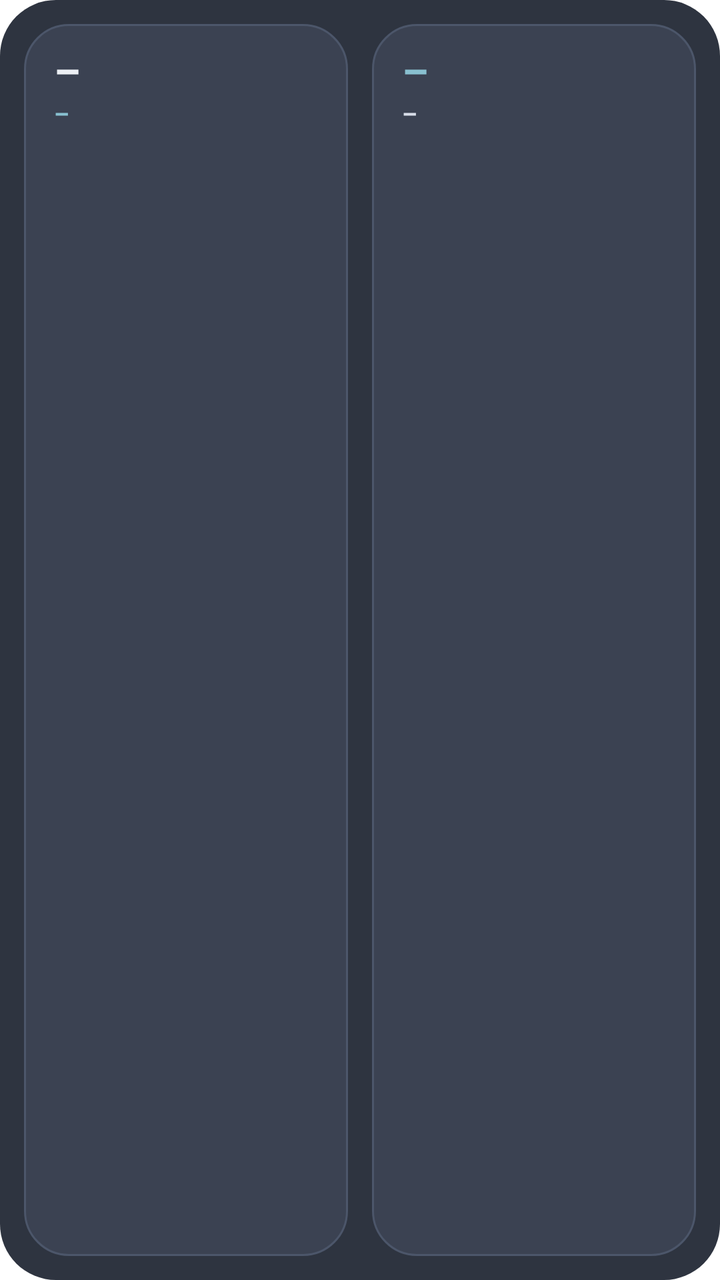
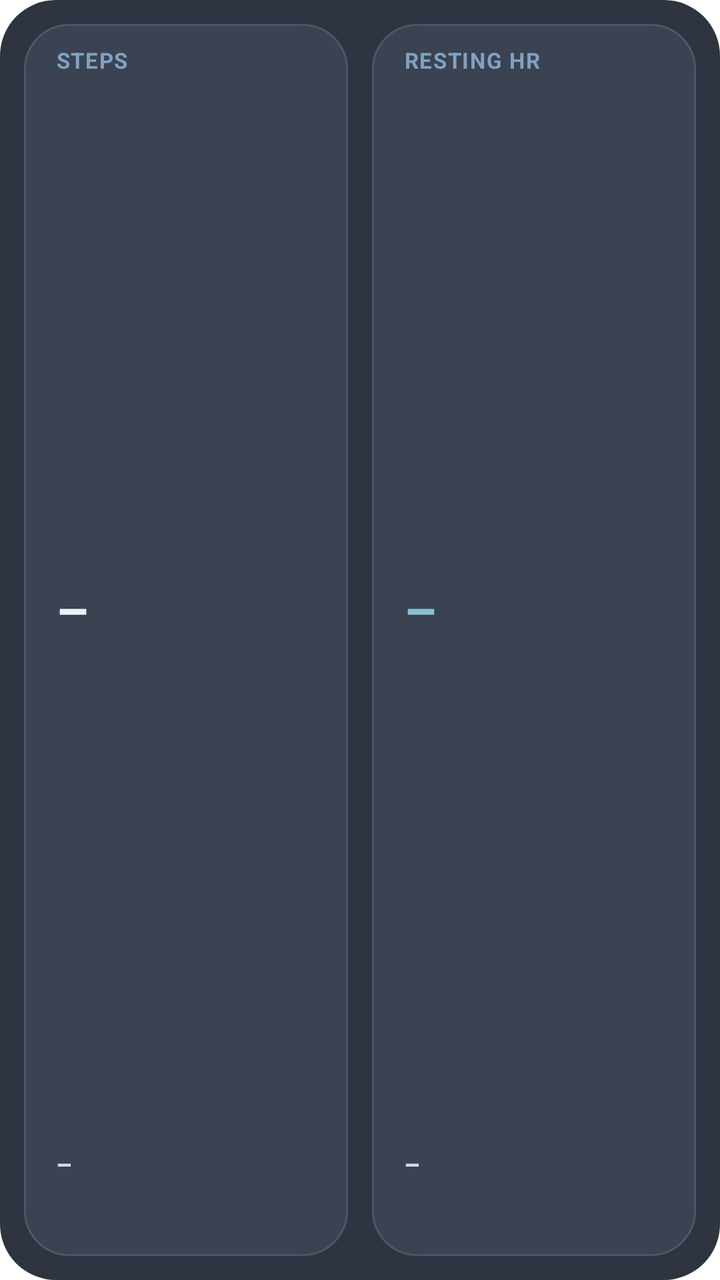

Before-and-after screenshots of an Android layout around one commit, followed by the original layout XML and the change that was made.
<!-- AndroidManifest.xml: fallback theme Theme.MaterialComponents.DayNight.NoActionBar -->
<!-- res/layout/widget_health_hub.xml -->
<?xml version="1.0" encoding="utf-8"?>
<LinearLayout xmlns:android="http://schemas.android.com/apk/res/android"
    android:id="@+id/widget_root"
    android:layout_width="match_parent"
    android:layout_height="match_parent"
    android:background="@drawable/widget_bg"
    android:baselineAligned="false"
    android:orientation="horizontal"
    android:padding="12dp">

    
    <LinearLayout
        android:layout_width="0dp"
        android:layout_height="match_parent"
        android:layout_marginEnd="6dp"
        android:layout_weight="1"
        android:background="@drawable/widget_panel_bg"
        android:orientation="vertical"
        android:paddingStart="15dp"
        android:paddingTop="12dp"
        android:paddingEnd="15dp"
        android:paddingBottom="12dp">

        <TextView
            android:id="@+id/widget_left_main"
            android:layout_width="match_parent"
            android:layout_height="wrap_content"
            android:autoSizeMaxTextSize="22sp"
            android:autoSizeMinTextSize="15sp"
            android:autoSizeStepGranularity="1sp"
            android:autoSizeTextType="uniform"
            android:ellipsize="end"
            android:includeFontPadding="false"
            android:maxLines="1"
            android:text="–"
            android:textColor="#ECEFF4"
            android:textSize="21sp"
            android:textStyle="bold" />

        <TextView
            android:id="@+id/widget_left_sub"
            android:layout_width="match_parent"
            android:layout_height="wrap_content"
            android:layout_marginTop="2dp"
            android:autoSizeMaxTextSize="12.5sp"
            android:autoSizeMinTextSize="10sp"
            android:autoSizeStepGranularity="0.5sp"
            android:autoSizeTextType="uniform"
            android:ellipsize="end"
            android:includeFontPadding="false"
            android:maxLines="1"
            android:text="–"
            android:textColor="#88C0D0"
            android:textSize="12sp"
            android:textStyle="bold" />

        <ImageView
            android:id="@+id/widget_left_chart"
            android:layout_width="match_parent"
            android:layout_height="0dp"
            android:layout_marginTop="8dp"
            android:layout_weight="1"
            android:contentDescription="@null"
            android:scaleType="fitXY" />
    </LinearLayout>

    
    <LinearLayout
        android:layout_width="0dp"
        android:layout_height="match_parent"
        android:layout_marginStart="6dp"
        android:layout_weight="1"
        android:background="@drawable/widget_panel_bg"
        android:orientation="vertical"
        android:paddingStart="15dp"
        android:paddingTop="12dp"
        android:paddingEnd="15dp"
        android:paddingBottom="12dp">

        <TextView
            android:id="@+id/widget_right_main"
            android:layout_width="match_parent"
            android:layout_height="wrap_content"
            android:autoSizeMaxTextSize="22sp"
            android:autoSizeMinTextSize="15sp"
            android:autoSizeStepGranularity="1sp"
            android:autoSizeTextType="uniform"
            android:ellipsize="end"
            android:includeFontPadding="false"
            android:maxLines="1"
            android:text="–"
            android:textColor="#88C0D0"
            android:textSize="21sp"
            android:textStyle="bold" />

        <TextView
            android:id="@+id/widget_right_sub"
            android:layout_width="match_parent"
            android:layout_height="wrap_content"
            android:layout_marginTop="2dp"
            android:autoSizeMaxTextSize="12.5sp"
            android:autoSizeMinTextSize="10sp"
            android:autoSizeStepGranularity="0.5sp"
            android:autoSizeTextType="uniform"
            android:ellipsize="end"
            android:includeFontPadding="false"
            android:maxLines="1"
            android:text="–"
            android:textColor="#D8DEE9"
            android:textSize="12sp"
            android:textStyle="bold" />

        <ImageView
            android:id="@+id/widget_right_chart"
            android:layout_width="match_parent"
            android:layout_height="0dp"
            android:layout_marginTop="8dp"
            android:layout_weight="1"
            android:contentDescription="@null"
            android:scaleType="fitXY" />
    </LinearLayout>
</LinearLayout>
<!-- resources referenced by this layout -->
<resources>
  <!-- drawable widget_bg (drawable) -->
  <?xml version="1.0" encoding="utf-8"?>
  <shape xmlns:android="http://schemas.android.com/apk/res/android"
      android:shape="rectangle">
      
      <solid android:color="#2E3440" />
      <corners android:radius="28dp" />
  </shape>
  <!-- drawable widget_panel_bg (drawable) -->
  <?xml version="1.0" encoding="utf-8"?>
  <shape xmlns:android="http://schemas.android.com/apk/res/android"
      android:shape="rectangle">
      
      <solid android:color="#3B4252" />
      <corners android:radius="22dp" />
      <stroke
          android:width="1dp"
          android:color="#4C566A" />
  </shape>
</resources>

<!-- the commit's change to res/layout/widget_health_hub.xml (unified diff, before → after) -->
@@ -15,51 +15,65 @@
         android:layout_marginEnd="6dp"
         android:layout_weight="1"
         android:background="@drawable/widget_panel_bg"
+        android:gravity="center_vertical"
         android:orientation="vertical"
-        android:paddingStart="15dp"
+        android:paddingStart="16dp"
         android:paddingTop="12dp"
-        android:paddingEnd="15dp"
+        android:paddingEnd="16dp"
         android:paddingBottom="12dp">
+
+        <TextView
+            android:id="@+id/widget_left_label"
+            android:layout_width="match_parent"
+            android:layout_height="wrap_content"
+            android:ellipsize="end"
+            android:includeFontPadding="false"
+            android:letterSpacing="0.05"
+            android:maxLines="1"
+            android:text="STEPS"
+            android:textColor="#81A1C1"
+            android:textSize="11sp"
+            android:textStyle="bold" />
 
         <TextView
             android:id="@+id/widget_left_main"
             android:layout_width="match_parent"
-            android:layout_height="wrap_content"
-            android:autoSizeMaxTextSize="22sp"
-            android:autoSizeMinTextSize="15sp"
+            android:layout_height="0dp"
+            android:layout_weight="1"
+            android:autoSizeMaxTextSize="26sp"
+            android:autoSizeMinTextSize="17sp"
             android:autoSizeStepGranularity="1sp"
             android:autoSizeTextType="uniform"
             android:ellipsize="end"
+            android:gravity="center_vertical"
             android:includeFontPadding="false"
             android:maxLines="1"
             android:text="–"
             android:textColor="#ECEFF4"
-            android:textSize="21sp"
+            android:textSize="25sp"
             android:textStyle="bold" />
 
         <TextView
             android:id="@+id/widget_left_sub"
             android:layout_width="match_parent"
             android:layout_height="wrap_content"
-            android:layout_marginTop="2dp"
-            android:autoSizeMaxTextSize="12.5sp"
-            android:autoSizeMinTextSize="10sp"
+            android:autoSizeMaxTextSize="13sp"
+            android:autoSizeMinTextSize="10.5sp"
             android:autoSizeStepGranularity="0.5sp"
             android:autoSizeTextType="uniform"
             android:ellipsize="end"
             android:includeFontPadding="false"
             android:maxLines="1"
             android:text="–"
-            android:textColor="#88C0D0"
-            android:textSize="12sp"
+            android:textColor="#D8DEE9"
+            android:textSize="12.5sp"
             android:textStyle="bold" />
 
         <ImageView
             android:id="@+id/widget_left_chart"
             android:layout_width="match_parent"
-            android:layout_height="0dp"
+            android:layout_height="18dp"
             android:layout_marginTop="8dp"
-            android:layout_weight="1"
             android:contentDescription="@null"
             android:scaleType="fitXY" />
     </LinearLayout>
@@ -71,35 +85,50 @@
         android:layout_marginStart="6dp"
         android:layout_weight="1"
         android:background="@drawable/widget_panel_bg"
+        android:gravity="center_vertical"
         android:orientation="vertical"
-        android:paddingStart="15dp"
+        android:paddingStart="16dp"
         android:paddingTop="12dp"
-        android:paddingEnd="15dp"
+        android:paddingEnd="16dp"
         android:paddingBottom="12dp">
+
+        <TextView
+            android:id="@+id/widget_right_label"
+            android:layout_width="match_parent"
+            android:layout_height="wrap_content"
+            android:ellipsize="end"
+            android:includeFontPadding="false"
+            android:letterSpacing="0.05"
+            android:maxLines="1"
+            android:text="RESTING HR"
+            android:textColor="#81A1C1"
+            android:textSize="11sp"
+            android:textStyle="bold" />
 
         <TextView
             android:id="@+id/widget_right_main"
             android:layout_width="match_parent"
-            android:layout_height="wrap_content"
-            android:autoSizeMaxTextSize="22sp"
-            android:autoSizeMinTextSize="15sp"
+            android:layout_height="0dp"
+            android:layout_weight="1"
+            android:autoSizeMaxTextSize="26sp"
+            android:autoSizeMinTextSize="17sp"
             android:autoSizeStepGranularity="1sp"
             android:autoSizeTextType="uniform"
             android:ellipsize="end"
+            android:gravity="center_vertical"
             android:includeFontPadding="false"
             android:maxLines="1"
             android:text="–"
             android:textColor="#88C0D0"
-            android:textSize="21sp"
+            android:textSize="25sp"
             android:textStyle="bold" />
 
         <TextView
             android:id="@+id/widget_right_sub"
             android:layout_width="match_parent"
             android:layout_height="wrap_content"
-            android:layout_marginTop="2dp"
-            android:autoSizeMaxTextSize="12.5sp"
-            android:autoSizeMinTextSize="10sp"
+            android:autoSizeMaxTextSize="13sp"
+            android:autoSizeMinTextSize="10.5sp"
             android:autoSizeStepGranularity="0.5sp"
             android:autoSizeTextType="uniform"
             android:ellipsize="end"
@@ -107,15 +136,14 @@
             android:maxLines="1"
             android:text="–"
             android:textColor="#D8DEE9"
-            android:textSize="12sp"
+            android:textSize="12.5sp"
             android:textStyle="bold" />
 
         <ImageView
             android:id="@+id/widget_right_chart"
             android:layout_width="match_parent"
-            android:layout_height="0dp"
+            android:layout_height="18dp"
             android:layout_marginTop="8dp"
-            android:layout_weight="1"
             android:contentDescription="@null"
             android:scaleType="fitXY" />
     </LinearLayout>
